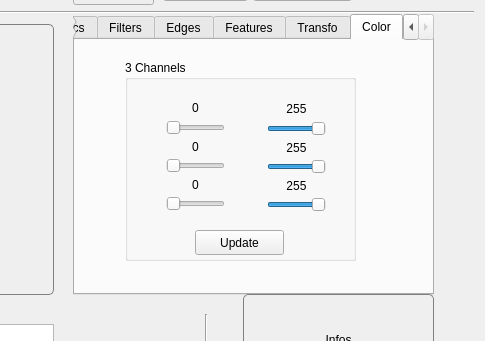
Before: the Qt Designer form common/mainwindow.ui in yanik-porto/VPapp, drawn with Qt 5; both pictures show x 247 to 732 and y 143 to 484 of the 732 by 900 pixel window.
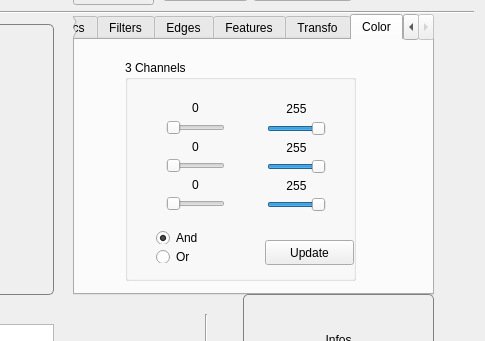
After: the same form once the commit is applied.

```diff
--- a/common/mainwindow.ui
+++ b/common/mainwindow.ui
@@ -1448,7 +1448,7 @@
         <x>50</x>
         <y>20</y>
         <width>231</width>
-        <height>201</height>
+        <height>221</height>
        </rect>
       </property>
       <property name="title">
@@ -1538,8 +1538,8 @@
       <widget class="QPushButton" name="pushButton_updChannels">
        <property name="geometry">
         <rect>
-         <x>70</x>
-         <y>170</y>
+         <x>140</x>
+         <y>180</y>
          <width>89</width>
          <height>25</height>
         </rect>
@@ -1629,6 +1629,35 @@
         </item>
        </layout>
       </widget>
+      <widget class="QWidget" name="verticalLayoutWidget_3">
+       <property name="geometry">
+        <rect>
+         <x>20</x>
+         <y>160</y>
+         <width>114</width>
+         <height>54</height>
+        </rect>
+       </property>
+       <layout class="QVBoxLayout" name="verticalLayout_mode">
+        <item>
+         <widget class="QRadioButton" name="radioButton_modeAnd">
+          <property name="text">
+           <string>And</string>
+          </property>
+          <property name="checked">
+           <bool>true</bool>
+          </property>
+         </widget>
+        </item>
+        <item>
+         <widget class="QRadioButton" name="radioButton_modeOr">
+          <property name="text">
+           <string>Or</string>
+          </property>
+         </widget>
+        </item>
+       </layout>
+      </widget>
      </widget>
     </widget>
    </widget>
```
